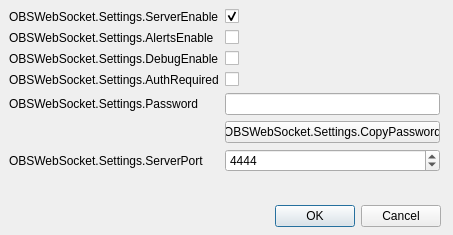
Old version of the form src/forms/SettingsDialog.ui in the repository obsproject/obs-websocket.
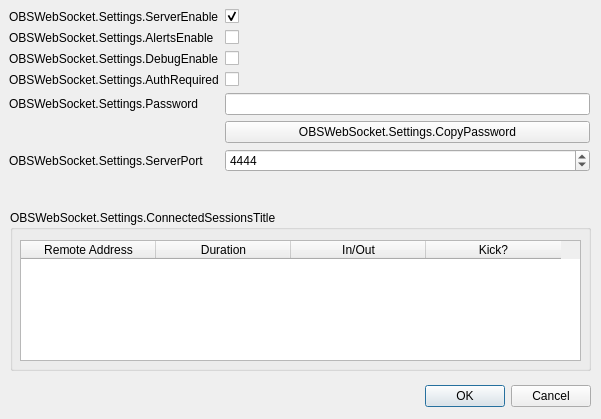
New version of the form.

Commit message: SettingsDialog: Add UI logic and start session table

Diff of the .ui file:
```diff
--- a/src/forms/SettingsDialog.ui
+++ b/src/forms/SettingsDialog.ui
@@ -6,8 +6,8 @@
    <rect>
     <x>0</x>
     <y>0</y>
-    <width>453</width>
-    <height>235</height>
+    <width>601</width>
+    <height>419</height>
    </rect>
   </property>
   <property name="windowTitle">
@@ -16,8 +16,8 @@
   <widget class="QDialogButtonBox" name="buttonBox">
    <property name="geometry">
     <rect>
-     <x>100</x>
-     <y>200</y>
+     <x>250</x>
+     <y>380</y>
      <width>341</width>
      <height>32</height>
     </rect>
@@ -34,7 +34,7 @@
     <rect>
      <x>9</x>
      <y>9</y>
-     <width>431</width>
+     <width>581</width>
      <height>191</height>
     </rect>
    </property>
@@ -126,6 +126,70 @@
     </item>
    </layout>
   </widget>
+  <widget class="QGroupBox" name="groupBox">
+   <property name="geometry">
+    <rect>
+     <x>10</x>
+     <y>210</y>
+     <width>581</width>
+     <height>161</height>
+    </rect>
+   </property>
+   <property name="title">
+    <string>OBSWebSocket.Settings.ConnectedSessionsTitle</string>
+   </property>
+   <widget class="QTableWidget" name="websocketSessionTable">
+    <property name="geometry">
+     <rect>
+      <x>10</x>
+      <y>30</y>
+      <width>561</width>
+      <height>121</height>
+     </rect>
+    </property>
+    <property name="editTriggers">
+     <set>QAbstractItemView::NoEditTriggers</set>
+    </property>
+    <property name="tabKeyNavigation">
+     <bool>false</bool>
+    </property>
+    <property name="showDropIndicator" stdset="0">
+     <bool>false</bool>
+    </property>
+    <attribute name="horizontalHeaderMinimumSectionSize">
+     <number>135</number>
+    </attribute>
+    <attribute name="horizontalHeaderDefaultSectionSize">
+     <number>135</number>
+    </attribute>
+    <attribute name="verticalHeaderVisible">
+     <bool>false</bool>
+    </attribute>
+    <attribute name="verticalHeaderMinimumSectionSize">
+     <number>21</number>
+    </attribute>
+    <column>
+     <property name="text">
+      <string>Remote Address</string>
+     </property>
+    </column>
+    <column>
+     <property name="text">
+      <string>Duration</string>
+     </property>
+    </column>
+    <column>
+     <property name="text">
+      <string>In/Out</string>
+     </property>
+    </column>
+    <column>
+     <property name="text">
+      <string>Kick?</string>
+     </property>
+    </column>
+   </widget>
+  </widget>
  </widget>
  <resources/>
  <connections>
```
The commit also changes 3 other files.
